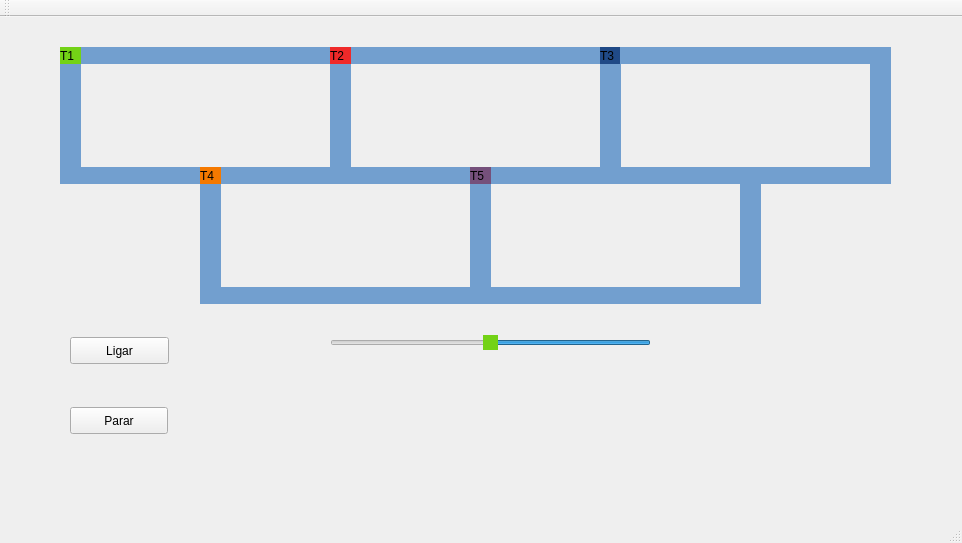
antonio-higino/trabalho_trens, file codigo/mainwindow.ui: the form before one commit.
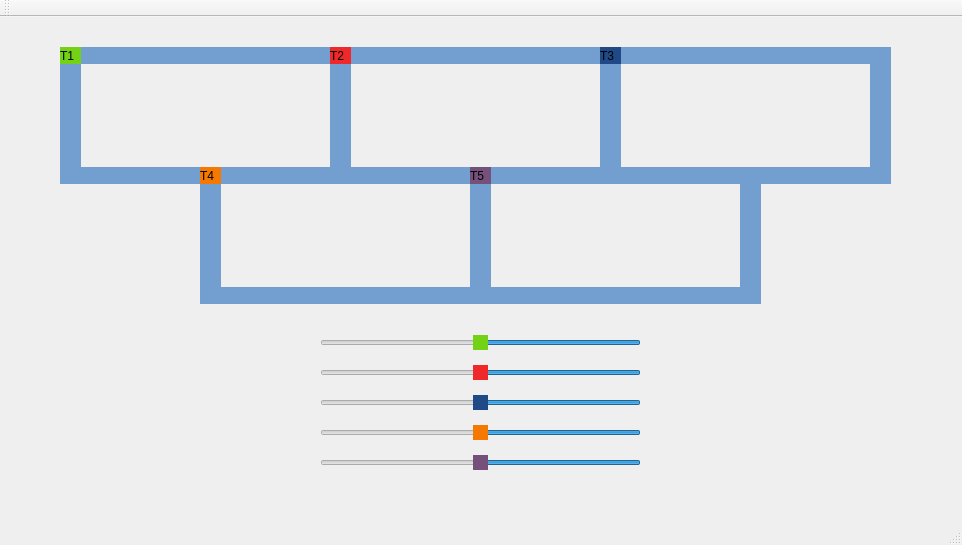
The form after the commit.

```diff
--- a/codigo/mainwindow.ui
+++ b/codigo/mainwindow.ui
@@ -7,7 +7,7 @@
     <x>0</x>
     <y>0</y>
     <width>962</width>
-    <height>543</height>
+    <height>545</height>
    </rect>
   </property>
   <property name="windowTitle">
@@ -94,32 +94,6 @@
      <string/>
     </property>
    </widget>
-   <widget class="QPushButton" name="pushButton">
-    <property name="geometry">
-     <rect>
-      <x>70</x>
-      <y>320</y>
-      <width>99</width>
-      <height>27</height>
-     </rect>
-    </property>
-    <property name="text">
-     <string>Ligar</string>
-    </property>
-   </widget>
-   <widget class="QPushButton" name="pushButton_2">
-    <property name="geometry">
-     <rect>
-      <x>70</x>
-      <y>390</y>
-      <width>98</width>
-      <height>27</height>
-     </rect>
-    </property>
-    <property name="text">
-     <string>Parar</string>
-    </property>
-   </widget>
    <widget class="QLabel" name="label_trilho4_2">
     <property name="geometry">
      <rect>
@@ -363,7 +337,7 @@
    <widget class="QSlider" name="slider_trem1">
     <property name="geometry">
      <rect>
-      <x>330</x>
+      <x>320</x>
       <y>310</y>
       <width>321</width>
       <height>31</height>
@@ -379,19 +353,19 @@
      <number>0</number>
     </property>
     <property name="maximum">
-     <number>500</number>
+     <number>200</number>
     </property>
     <property name="singleStep">
-     <number>25</number>
+     <number>10</number>
     </property>
     <property name="pageStep">
-     <number>25</number>
+     <number>10</number>
     </property>
     <property name="value">
-     <number>250</number>
+     <number>100</number>
     </property>
     <property name="sliderPosition">
-     <number>250</number>
+     <number>100</number>
     </property>
     <property name="orientation">
      <enum>Qt::Horizontal</enum>
@@ -403,29 +377,203 @@
      <bool>false</bool>
     </property>
    </widget>
-   <zorder>label_trilho1</zorder>
-   <zorder>label_trilho2</zorder>
+   <widget class="QSlider" name="slider_trem2">
+    <property name="geometry">
+     <rect>
+      <x>320</x>
+      <y>340</y>
+      <width>321</width>
+      <height>31</height>
+     </rect>
+    </property>
+    <property name="layoutDirection">
+     <enum>Qt::RightToLeft</enum>
+    </property>
+    <property name="styleSheet">
+     <string notr="true">QSlider::handle:horizontal {background: rgb(239, 41, 41)}</string>
+    </property>
+    <property name="minimum">
+     <number>0</number>
+    </property>
+    <property name="maximum">
+     <number>200</number>
+    </property>
+    <property name="singleStep">
+     <number>10</number>
+    </property>
+    <property name="pageStep">
+     <number>10</number>
+    </property>
+    <property name="value">
+     <number>100</number>
+    </property>
+    <property name="sliderPosition">
+     <number>100</number>
+    </property>
+    <property name="orientation">
+     <enum>Qt::Horizontal</enum>
+    </property>
+    <property name="invertedAppearance">
+     <bool>false</bool>
+    </property>
+    <property name="invertedControls">
+     <bool>false</bool>
+    </property>
+   </widget>
+   <widget class="QSlider" name="slider_trem3">
+    <property name="geometry">
+     <rect>
+      <x>320</x>
+      <y>370</y>
+      <width>321</width>
+      <height>31</height>
+     </rect>
+    </property>
+    <property name="layoutDirection">
+     <enum>Qt::RightToLeft</enum>
+    </property>
+    <property name="styleSheet">
+     <string notr="true">QSlider::handle:horizontal {background: rgb(32, 74, 135)}</string>
+    </property>
+    <property name="minimum">
+     <number>0</number>
+    </property>
+    <property name="maximum">
+     <number>200</number>
+    </property>
+    <property name="singleStep">
+     <number>10</number>
+    </property>
+    <property name="pageStep">
+     <number>10</number>
+    </property>
+    <property name="value">
+     <number>100</number>
+    </property>
+    <property name="sliderPosition">
+     <number>100</number>
+    </property>
+    <property name="orientation">
+     <enum>Qt::Horizontal</enum>
+    </property>
+    <property name="invertedAppearance">
+     <bool>false</bool>
+    </property>
+    <property name="invertedControls">
+     <bool>false</bool>
+    </property>
+   </widget>
+   <widget class="QSlider" name="slider_trem4">
+    <property name="geometry">
+     <rect>
+      <x>320</x>
+      <y>400</y>
+      <width>321</width>
+      <height>31</height>
+     </rect>
+    </property>
+    <property name="layoutDirection">
+     <enum>Qt::RightToLeft</enum>
+    </property>
+    <property name="styleSheet">
+     <string notr="true">QSlider::handle:horizontal {background: rgb(245, 121, 0)}</string>
+    </property>
+    <property name="minimum">
+     <number>0</number>
+    </property>
+    <property name="maximum">
+     <number>200</number>
+    </property>
+    <property name="singleStep">
+     <number>10</number>
+    </property>
+    <property name="pageStep">
+     <number>10</number>
+    </property>
+    <property name="value">
+     <number>100</number>
+    </property>
+    <property name="sliderPosition">
+     <number>100</number>
+    </property>
+    <property name="orientation">
+     <enum>Qt::Horizontal</enum>
+    </property>
+    <property name="invertedAppearance">
+     <bool>false</bool>
+    </property>
+    <property name="invertedControls">
+     <bool>false</bool>
+    </property>
+   </widget>
+   <widget class="QSlider" name="slider_trem5">
+    <property name="geometry">
+     <rect>
+      <x>320</x>
+      <y>430</y>
+      <width>321</width>
+      <height>31</height>
+     </rect>
+    </property>
+    <property name="layoutDirection">
+     <enum>Qt::RightToLeft</enum>
+    </property>
+    <property name="styleSheet">
+     <string notr="true">QSlider::handle:horizontal {background: rgb(117, 80, 123)}</string>
+    </property>
+    <property name="minimum">
+     <number>0</number>
+    </property>
+    <property name="maximum">
+     <number>200</number>
+    </property>
+    <property name="singleStep">
+     <number>10</number>
+    </property>
+    <property name="pageStep">
+     <number>10</number>
+    </property>
+    <property name="value">
+     <number>100</number>
+    </property>
+    <property name="sliderPosition">
+     <number>100</number>
+    </property>
+    <property name="orientation">
+     <enum>Qt::Horizontal</enum>
+    </property>
+    <property name="invertedAppearance">
+     <bool>false</bool>
+    </property>
+    <property name="invertedControls">
+     <bool>false</bool>
+    </property>
+   </widget>
+   <zorder>label_trilho4_2</zorder>
+   <zorder>label_trilho2_3</zorder>
+   <zorder>label_trilho2_2</zorder>
    <zorder>label_trilho3</zorder>
+   <zorder>label_trilho1_5</zorder>
+   <zorder>label_trilho4_6</zorder>
+   <zorder>label_trilho4_5</zorder>
+   <zorder>label_trilho1_4</zorder>
+   <zorder>label_trilho4_4</zorder>
+   <zorder>label_trilho2</zorder>
    <zorder>label_trilho4</zorder>
-   <zorder>label_trem1</zorder>
-   <zorder>pushButton</zorder>
-   <zorder>pushButton_2</zorder>
-   <zorder>label_trilho4_2</zorder>
+   <zorder>label_trilho4_3</zorder>
+   <zorder>label_trilho1_3</zorder>
+   <zorder>label_trilho1</zorder>
    <zorder>label_trilho1_2</zorder>
-   <zorder>label_trilho2_2</zorder>
    <zorder>label_trem2</zorder>
    <zorder>label_trem3</zorder>
-   <zorder>label_trilho1_3</zorder>
-   <zorder>label_trilho4_3</zorder>
-   <zorder>label_trilho2_3</zorder>
-   <zorder>label_trilho1_4</zorder>
-   <zorder>label_trilho1_5</zorder>
-   <zorder>label_trilho4_4</zorder>
-   <zorder>label_trilho4_5</zorder>
-   <zorder>label_trilho4_6</zorder>
    <zorder>label_trem4</zorder>
    <zorder>label_trem5</zorder>
    <zorder>slider_trem1</zorder>
+   <zorder>slider_trem2</zorder>
+   <zorder>slider_trem3</zorder>
+   <zorder>slider_trem4</zorder>
+   <zorder>slider_trem5</zorder>
+   <zorder>label_trem1</zorder>
   </widget>
   <widget class="QMenuBar" name="menuBar">
    <property name="geometry">
```
